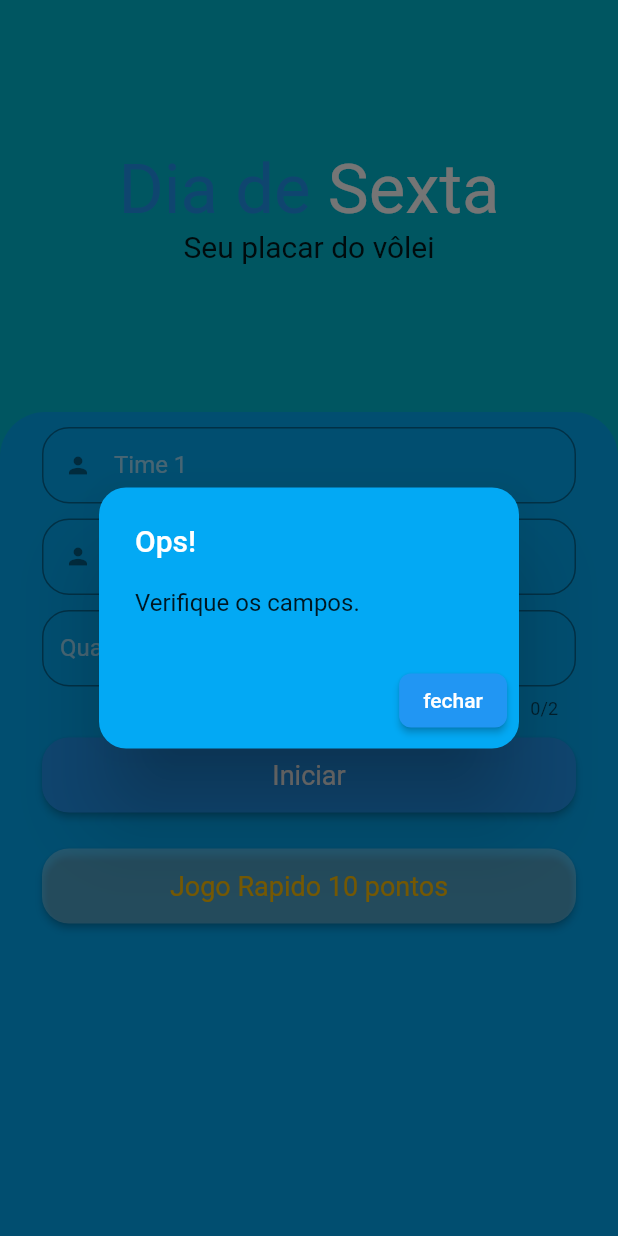
After one commit to MarcioBastosN/dia_de_sexta, a Flutter app: the screen it shows after launch, after a tap on "Iniciar", on a phone screen of 412 x 824 dp. The commit adds this screen. Run offline on Flutter 3.47's test engine with Material 2 defaults, Android fonts, the phone set to English and light mode, and no system bars; our stand-ins replace google_fonts.

Commit message:
dialog component & orientation

```diff
--- /dev/null
+++ b/lib/view/compoment/dialogComponent.dart
@@ -0,0 +1,35 @@
+import 'package:flutter/material.dart';
+
+class DialogComponent extends StatefulWidget {
+  final String titulo;
+  final String mensagem;
+  final List<Widget>? listaCompomentes;
+
+  const DialogComponent({
+    super.key,
+    required this.titulo,
+    required this.mensagem,
+    this.listaCompomentes,
+  });
+
+  @override
+  State<DialogComponent> createState() => _MyWidgetState();
+}
+
+class _MyWidgetState extends State<DialogComponent> {
+  @override
+  Widget build(BuildContext context) {
+    return AlertDialog(
+      backgroundColor: Colors.lightBlue,
+      shape: RoundedRectangleBorder(
+        borderRadius: BorderRadius.circular(18),
+      ),
+      title: Text(
+        widget.titulo,
+        style: const TextStyle(color: Colors.white),
+      ),
+      content: Text(widget.mensagem),
+      actions: widget.listaCompomentes,
+    );
+  }
+}
--- a/lib/view/home.dart
+++ b/lib/view/home.dart
@@ -1,4 +1,5 @@
 import 'package:dia_de_sexta/model/jogo.dart';
+import 'package:dia_de_sexta/view/compoment/dialogComponent.dart';
 import 'package:dia_de_sexta/view/compoment/textFormCompoment.dart';
 import 'package:flutter/material.dart';
 import 'package:flutter/services.dart';
@@ -18,18 +19,19 @@ class _HomeState extends State<Home> {
 
   @override
   void initState() {
-    // SystemChrome.setPreferredOrientations([
-    //   DeviceOrientation.portraitUp,
-    // ]);
     super.initState();
+    SystemChrome.setPreferredOrientations([DeviceOrientation.portraitUp]);
   }
 
   @override
   void dispose() {
+    super.dispose();
     _time1.dispose();
     _time2.dispose();
     _pontos.dispose();
-    super.dispose();
+    // SystemChrome.setPreferredOrientations(
+    //   [DeviceOrientation.landscapeRight, DeviceOrientation.landscapeLeft],
+    // );
   }
 
   void _iniciaJogo() {
@@ -60,19 +62,10 @@ class _HomeState extends State<Home> {
     showDialog(
       barrierDismissible: false,
       context: context,
-      builder: (context) => AlertDialog(
-        backgroundColor: Colors.lightBlue,
-        shape: RoundedRectangleBorder(
-          borderRadius: BorderRadius.circular(18),
-        ),
-        title: const Text(
-          "Ops!",
-          style: TextStyle(
-            color: Colors.white,
-          ),
-        ),
-        content: const Text('verifique os campos'),
-        actions: <Widget>[
+      builder: (context) => DialogComponent(
+        titulo: "Ops!",
+        mensagem: "Verifique os campos.",
+        listaCompomentes: [
           ElevatedButton(
             style: ElevatedButton.styleFrom(
               shape: RoundedRectangleBorder(
@@ -91,10 +84,6 @@ class _HomeState extends State<Home> {
 
   @override
   Widget build(BuildContext context) {
-    SystemChrome.setPreferredOrientations([
-      DeviceOrientation.portraitUp,
-    ]);
-
     final appBar = AppBar(
       actions: [
         ButtonBar(
@@ -111,7 +100,8 @@ class _HomeState extends State<Home> {
     return Scaffold(
       // appBar: appBar,
       backgroundColor: Colors.cyan,
-      body: Column(
+      body: SafeArea(
+        child: Column(
           children: [
             Expanded(
               child: Column(
@@ -190,7 +180,8 @@ class _HomeState extends State<Home> {
                               fontSize: 18,
                             ),
                             shape: const RoundedRectangleBorder(
-                            borderRadius: BorderRadius.all(Radius.circular(18)),
+                              borderRadius:
+                                  BorderRadius.all(Radius.circular(18)),
                             ),
                           ),
                           child: const Text(
@@ -212,7 +203,8 @@ class _HomeState extends State<Home> {
                               fontSize: 18,
                             ),
                             shape: const RoundedRectangleBorder(
-                            borderRadius: BorderRadius.all(Radius.circular(18)),
+                              borderRadius:
+                                  BorderRadius.all(Radius.circular(18)),
                             ),
                           ),
                           child: const Text(
@@ -227,6 +219,7 @@ class _HomeState extends State<Home> {
             ),
           ],
         ),
+      ),
     );
   }
 }
```
Also changed, not shown: lib/model/jogo.dart (+5 -8 lines), lib/view/placar.dart (+9 -5 lines). Lines whose indentation alone changed are shown as unchanged.
